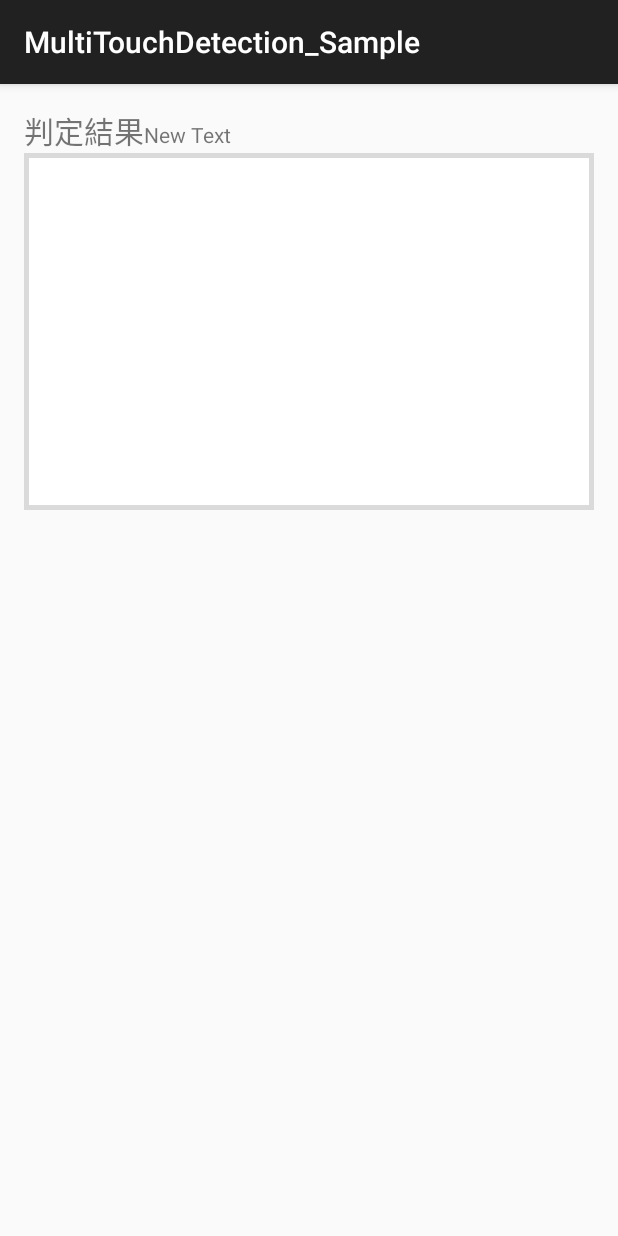
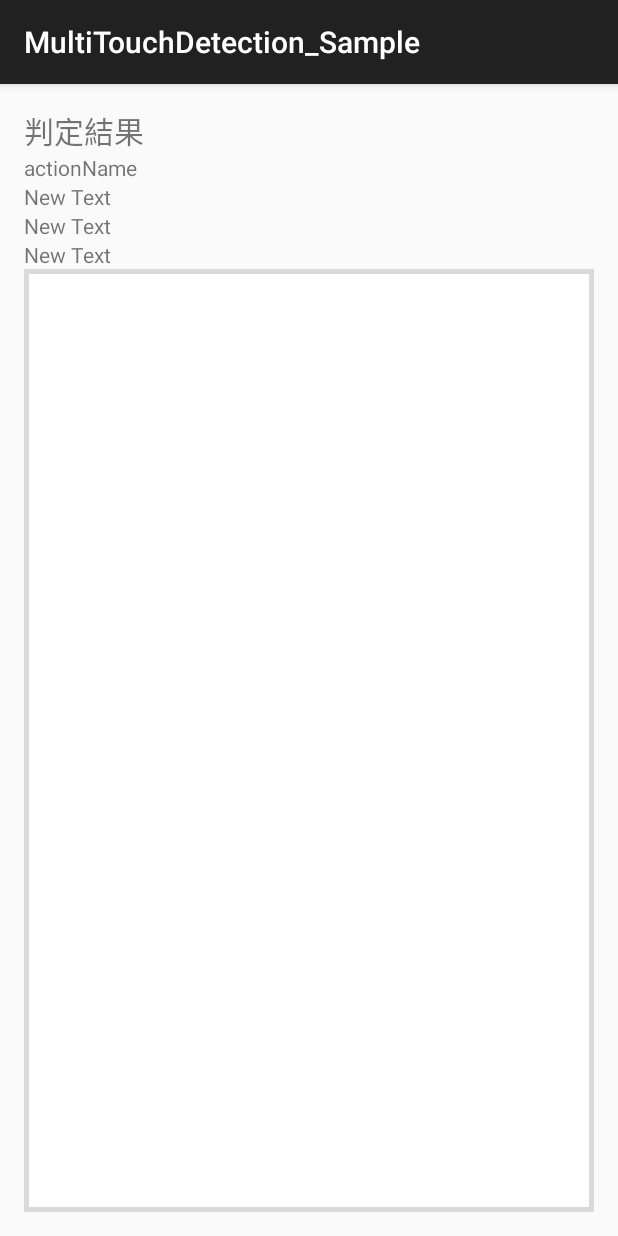
Before and after one commit to litmon/MultiTouchDetection_Sample, an Android app: the screen it shows after launch (MainActivity), on a phone screen of 412 x 824 dp. Run offline under Robolectric (Android 15) with nearby library versions, the phone set to English and light mode, and no system bars.

Commit message:
2本指で、片方がフリックした時のイベント取得

```diff
--- a/app/src/main/res/layout/activity_main.xml
+++ b/app/src/main/res/layout/activity_main.xml
@@ -1,18 +1,13 @@
 <LinearLayout xmlns:android="http://schemas.android.com/apk/res/android"
     xmlns:tools="http://schemas.android.com/tools"
     android:layout_width="match_parent"
-    android:layout_height="300dp"
+    android:layout_height="match_parent"
     android:paddingBottom="@dimen/activity_vertical_margin"
     android:paddingLeft="@dimen/activity_horizontal_margin"
     android:paddingRight="@dimen/activity_horizontal_margin"
     android:paddingTop="@dimen/activity_vertical_margin"
     android:orientation="vertical"
     tools:context=".MainActivity">
-
-    <LinearLayout
-        android:orientation="horizontal"
-        android:layout_width="match_parent"
-        android:layout_height="wrap_content">
 
     <TextView
         android:id="@+id/textView"
@@ -22,15 +17,32 @@
         android:textSize="20dp" />
 
     <TextView
-            android:id="@+id/detectResultTextView"
+        android:layout_width="wrap_content"
+        android:layout_height="wrap_content"
+        android:text="actionName"
+        android:id="@+id/actionName" />
+
+    <TextView
+        android:id="@+id/detectResult"
         android:layout_width="wrap_content"
         android:layout_height="wrap_content"
         android:text="New Text"/>
-    </LinearLayout>
+
+    <TextView
+        android:layout_width="wrap_content"
+        android:layout_height="wrap_content"
+        android:text="New Text"
+        android:id="@+id/e2ActionName" />
+
+    <TextView
+        android:layout_width="wrap_content"
+        android:layout_height="wrap_content"
+        android:text="New Text"
+        android:id="@+id/movePoint" />
 
     <FrameLayout
         android:layout_width="match_parent"
-        android:layout_height="wrap_content"
+        android:layout_height="match_parent"
         android:background="#ffdadada">
 
         <View
```
Also changed, not shown: app/src/main/java/com/lifeistech/android/multitouchdetection_sample/MainActivity.java (+99 -20 lines). Lines whose indentation alone changed are shown as unchanged.
